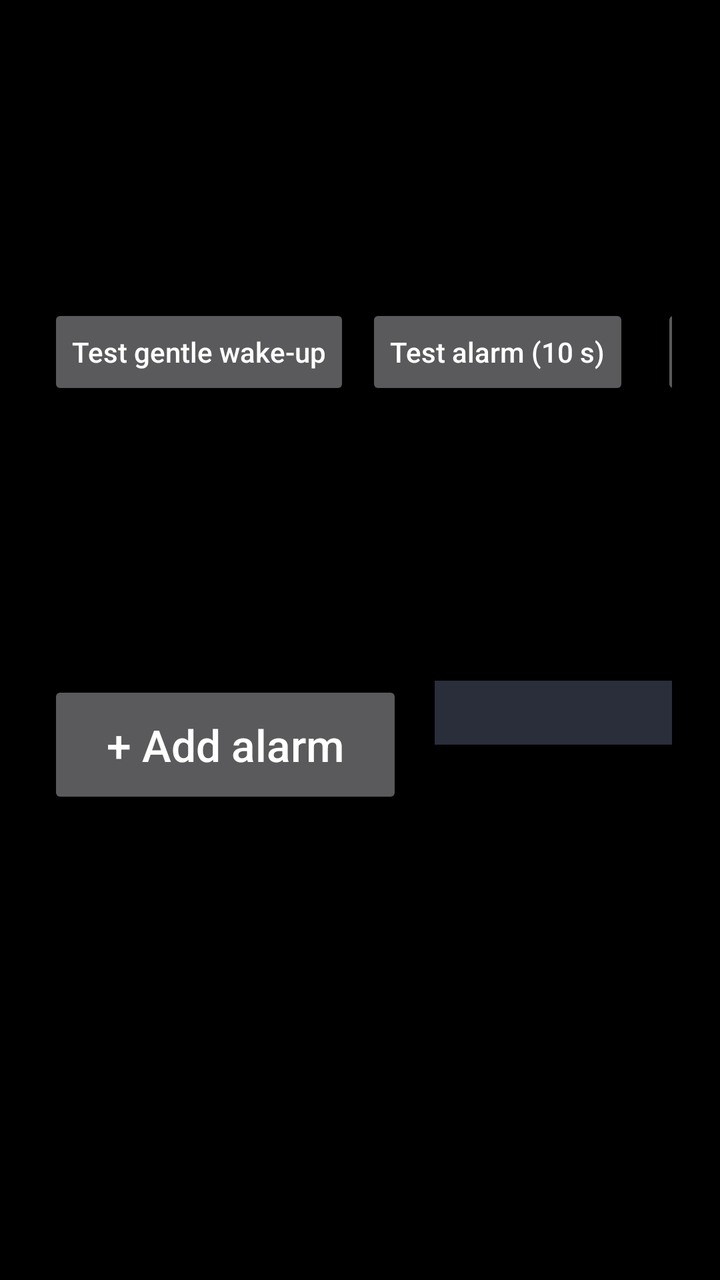
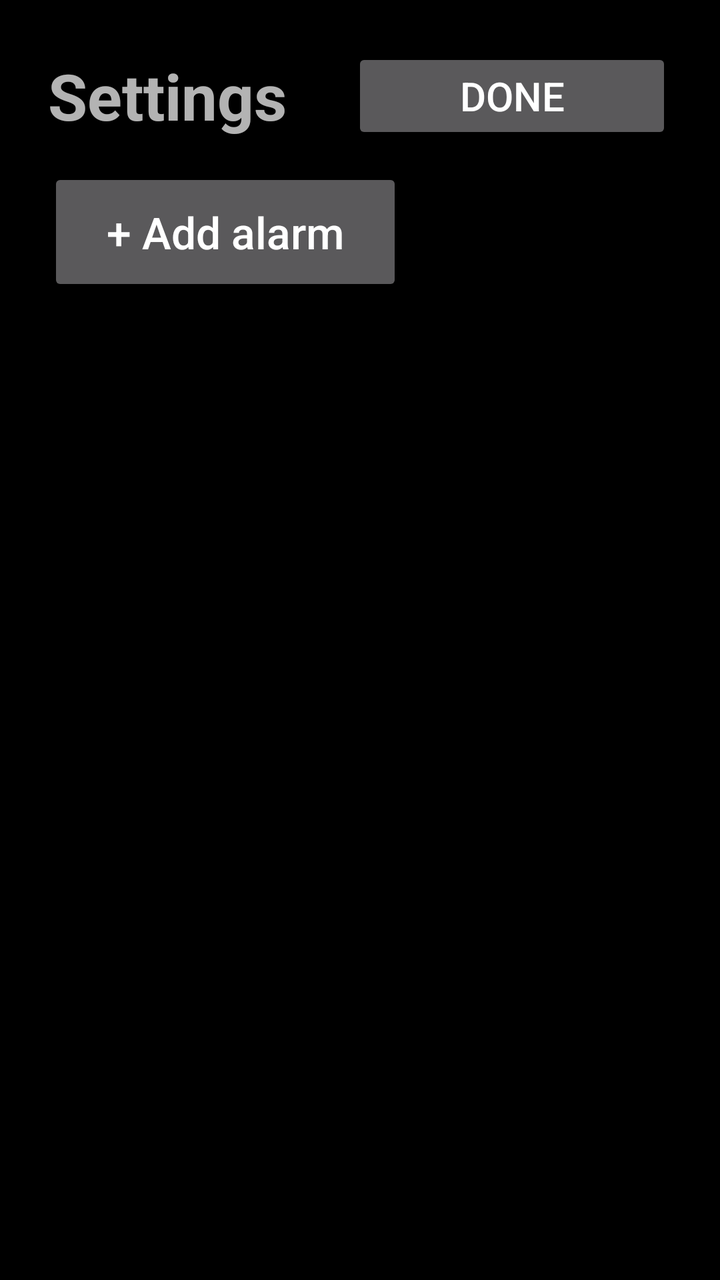

The first picture is an Android layout as it rendered before a commit; the second is the same layout after the commit. The layout source and the unified diff follow.
<!-- AndroidManifest.xml: application theme Theme.KidClock -->
<!-- res/layout/activity_settings.xml -->
<?xml version="1.0" encoding="utf-8"?>
<LinearLayout xmlns:android="http://schemas.android.com/apk/res/android"
    android:layout_width="match_parent"
    android:layout_height="match_parent"
    android:orientation="vertical"
    android:padding="24dp">

    <LinearLayout
        android:layout_width="match_parent"
        android:layout_height="wrap_content"
        android:gravity="center_vertical"
        android:orientation="horizontal">

        <TextView
            android:layout_width="0dp"
            android:layout_height="wrap_content"
            android:layout_weight="1"
            android:text="@string/settings_title"
            android:textSize="32sp"
            android:textStyle="bold" />

        <Button
            android:id="@+id/btnTestGentle"
            android:layout_width="wrap_content"
            android:layout_height="wrap_content"
            android:layout_marginEnd="8dp"
            android:text="Test gentle wake-up"
            android:textAllCaps="false" />

        <Button
            android:id="@+id/btnTest"
            android:layout_width="wrap_content"
            android:layout_height="wrap_content"
            android:layout_marginEnd="16dp"
            android:text="Test alarm (10 s)"
            android:textAllCaps="false" />

        <Button
            android:id="@+id/btnDone"
            android:layout_width="wrap_content"
            android:layout_height="wrap_content"
            android:minWidth="160dp"
            android:text="@string/done"
            android:textSize="20sp" />
    </LinearLayout>

    <ScrollView
        android:layout_width="match_parent"
        android:layout_height="0dp"
        android:layout_weight="1"
        android:layout_marginTop="12dp">

        <LinearLayout
            android:layout_width="match_parent"
            android:layout_height="wrap_content"
            android:orientation="horizontal">

            
            <LinearLayout
                android:layout_width="0dp"
                android:layout_height="wrap_content"
                android:layout_weight="3"
                android:layout_marginEnd="16dp"
                android:orientation="vertical">

                <LinearLayout
                    android:id="@+id/alarmList"
                    android:layout_width="match_parent"
                    android:layout_height="wrap_content"
                    android:orientation="vertical" />

                <Button
                    android:id="@+id/btnAdd"
                    android:layout_width="match_parent"
                    android:layout_height="64dp"
                    android:text="@string/add_alarm"
                    android:textAllCaps="false"
                    android:textSize="22sp" />
            </LinearLayout>

            
            <LinearLayout
                android:id="@+id/general"
                android:layout_width="0dp"
                android:layout_height="wrap_content"
                android:layout_weight="2"
                android:background="@color/settings_card"
                android:orientation="vertical"
                android:padding="16dp" />
        </LinearLayout>
    </ScrollView>
</LinearLayout>
<!-- resources referenced by this layout -->
<resources>
  <color name="settings_card">#2A2D3A</color>
  <string name="add_alarm">+ Add alarm</string>
  <string name="done">Done</string>
  <string name="settings_title">Settings</string>
  <style name="Theme.KidClock" parent="Theme.AppCompat.NoActionBar">
          <item name="android:windowBackground">@color/black</item>
          <item name="android:windowFullscreen">true</item>
          <item name="android:windowContentOverlay">@null</item>
          <item name="android:windowLayoutInDisplayCutoutMode">shortEdges</item>
          <item name="colorAccent">@color/accent</item>
      </style>
  <color name="black">#000000</color>
  <color name="accent">#7AD3FF</color>
</resources>

<!-- the commit's change to res/layout/activity_settings.xml (unified diff, before → after) -->
@@ -18,22 +18,6 @@
             android:text="@string/settings_title"
             android:textSize="32sp"
             android:textStyle="bold" />
-
-        <Button
-            android:id="@+id/btnTestGentle"
-            android:layout_width="wrap_content"
-            android:layout_height="wrap_content"
-            android:layout_marginEnd="8dp"
-            android:text="Test gentle wake-up"
-            android:textAllCaps="false" />
-
-        <Button
-            android:id="@+id/btnTest"
-            android:layout_width="wrap_content"
-            android:layout_height="wrap_content"
-            android:layout_marginEnd="16dp"
-            android:text="Test alarm (10 s)"
-            android:textAllCaps="false" />
 
         <Button
             android:id="@+id/btnDone"
@@ -84,9 +68,7 @@
                 android:layout_width="0dp"
                 android:layout_height="wrap_content"
                 android:layout_weight="2"
-                android:background="@color/settings_card"
-                android:orientation="vertical"
-                android:padding="16dp" />
+                android:orientation="vertical" />
         </LinearLayout>
     </ScrollView>
 </LinearLayout>
<!-- resource entries referenced after the edit -->
@@ -1,6 +1,5 @@
 <!-- resources referenced by this layout -->
 <resources>
-  <color name="settings_card">#2A2D3A</color>
   <string name="add_alarm">+ Add alarm</string>
   <string name="done">Done</string>
   <string name="settings_title">Settings</string>
